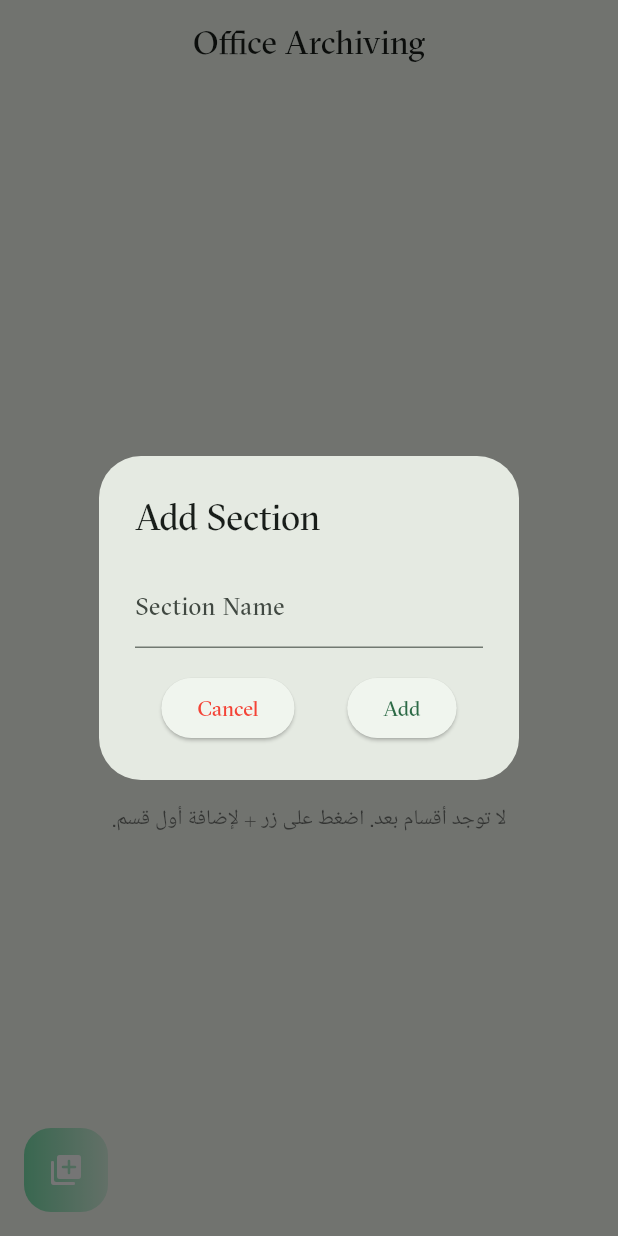
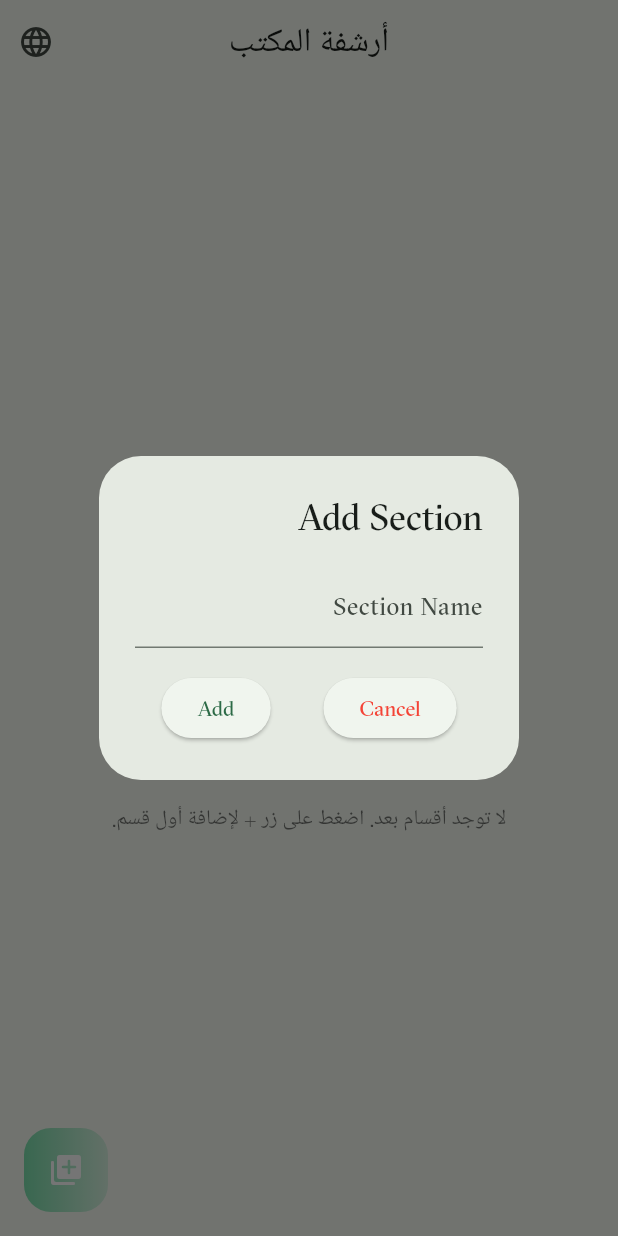
Before and after one commit to Mohamad-Adib-Tawil/office_archiving, a Flutter app: the screen it shows after launch, after a tap on the "library add" icon, on a phone screen of 412 x 824 dp. Run offline on Flutter 3.47's test engine with Material 3 defaults, Android fonts, the phone set to English and light mode, and no system bars; our stand-ins replace file_picker, flutter_bloc, image_picker, open_file, permission_handler, sqflite; missing offline and left inert: flutter_pdfview; accounts and stored records are empty.

Commit message:
add english & arabic support

````diff
--- /dev/null
+++ b/lib/cubit/locale_cubit/locale_cubit.dart
@@ -0,0 +1,16 @@
+import 'package:flutter/material.dart';
+import 'package:flutter_bloc/flutter_bloc.dart';
+
+class LocaleCubit extends Cubit<Locale> {
+  LocaleCubit() : super(const Locale('ar'));
+
+  void setLocale(Locale locale) => emit(locale);
+
+  void toggle() {
+    if (state.languageCode == 'ar') {
+      emit(const Locale('en'));
+    } else {
+      emit(const Locale('ar'));
+    }
+  }
+}
--- /dev/null
+++ b/lib/l10n/app_localizations.dart
@@ -0,0 +1,211 @@
+import 'dart:async';
+
+import 'package:flutter/foundation.dart';
+import 'package:flutter/widgets.dart';
+import 'package:flutter_localizations/flutter_localizations.dart';
+import 'package:intl/intl.dart' as intl;
+
+import 'app_localizations_ar.dart';
+import 'app_localizations_en.dart';
+
+// ignore_for_file: type=lint
+
+/// Callers can lookup localized strings with an instance of AppLocalizations
+/// returned by `AppLocalizations.of(context)`.
+///
+/// Applications need to include `AppLocalizations.delegate()` in their app's
+/// `localizationDelegates` list, and the locales they support in the app's
+/// `supportedLocales` list. For example:
+///
+/// ```dart
+/// import 'l10n/app_localizations.dart';
+///
+/// return MaterialApp(
+///   localizationsDelegates: AppLocalizations.localizationsDelegates,
+///   supportedLocales: AppLocalizations.supportedLocales,
+///   home: MyApplicationHome(),
+/// );
+/// ```
+///
+/// ## Update pubspec.yaml
+///
+/// Please make sure to update your pubspec.yaml to include the following
+/// packages:
+///
+/// ```yaml
+/// dependencies:
+///   # Internationalization support.
+///   flutter_localizations:
+///     sdk: flutter
+///   intl: any # Use the pinned version from flutter_localizations
+///
+///   # Rest of dependencies
+/// ```
+///
+/// ## iOS Applications
+///
+/// iOS applications define key application metadata, including supported
+/// locales, in an Info.plist file that is built into the application bundle.
+/// To configure the locales supported by your app, you’ll need to edit this
+/// file.
+///
+/// First, open your project’s ios/Runner.xcworkspace Xcode workspace file.
+/// Then, in the Project Navigator, open the Info.plist file under the Runner
+/// project’s Runner folder.
+///
+/// Next, select the Information Property List item, select Add Item from the
+/// Editor menu, then select Localizations from the pop-up menu.
+///
+/// Select and expand the newly-created Localizations item then, for each
+/// locale your application supports, add a new item and select the locale
+/// you wish to add from the pop-up menu in the Value field. This list should
+/// be consistent with the languages listed in the AppLocalizations.supportedLocales
+/// property.
+abstract class AppLocalizations {
+  AppLocalizations(String locale)
+      : localeName = intl.Intl.canonicalizedLocale(locale.toString());
+
+  final String localeName;
+
+  static AppLocalizations of(BuildContext context) {
+    return Localizations.of<AppLocalizations>(context, AppLocalizations)!;
+  }
+
+  static const LocalizationsDelegate<AppLocalizations> delegate =
+      _AppLocalizationsDelegate();
+
+  /// A list of this localizations delegate along with the default localizations
+  /// delegates.
+  ///
+  /// Returns a list of localizations delegates containing this delegate along with
+  /// GlobalMaterialLocalizations.delegate, GlobalCupertinoLocalizations.delegate,
+  /// and GlobalWidgetsLocalizations.delegate.
+  ///
+  /// Additional delegates can be added by appending to this list in
+  /// MaterialApp. This list does not have to be used at all if a custom list
+  /// of delegates is preferred or required.
+  static const List<LocalizationsDelegate<dynamic>> localizationsDelegates =
+      <LocalizationsDelegate<dynamic>>[
+    delegate,
+    GlobalMaterialLocalizations.delegate,
+    GlobalCupertinoLocalizations.delegate,
+    GlobalWidgetsLocalizations.delegate,
+  ];
+
+  /// A list of this localizations delegate's supported locales.
+  static const List<Locale> supportedLocales = <Locale>[
+    Locale('ar'),
+    Locale('en')
+  ];
+
+  /// No description provided for @appTitle.
+  ///
+  /// In en, this message translates to:
+  /// **'Office Archiving'**
+  String get appTitle;
+
+  /// No description provided for @splashMessage.
+  ///
+  /// In en, this message translates to:
+  /// **'Make Your Files Archived'**
+  String get splashMessage;
+
+  /// No description provided for @emptySectionsMessage.
+  ///
+  /// In en, this message translates to:
+  /// **'No sections yet. Tap + to add the first section.'**
+  String get emptySectionsMessage;
+
+  /// No description provided for @emptyItemsMessage.
+  ///
+  /// In en, this message translates to:
+  /// **'No items in this section yet'**
+  String get emptyItemsMessage;
+
+  /// No description provided for @optionsTitle.
+  ///
+  /// In en, this message translates to:
+  /// **'Options of the section'**
+  String get optionsTitle;
+
+  /// No description provided for @editName.
+  ///
+  /// In en, this message translates to:
+  /// **'Edit name'**
+  String get editName;
+
+  /// No description provided for @deleteSection.
+  ///
+  /// In en, this message translates to:
+  /// **'Delete the section'**
+  String get deleteSection;
+
+  /// No description provided for @cancel.
+  ///
+  /// In en, this message translates to:
+  /// **'Cancel'**
+  String get cancel;
+
+  /// No description provided for @searchItemsTitle.
+  ///
+  /// In en, this message translates to:
+  /// **'Search Items'**
+  String get searchItemsTitle;
+
+  /// No description provided for @searchLabel.
+  ///
+  /// In en, this message translates to:
+  /// **'Search'**
+  String get searchLabel;
+
+  /// No description provided for @noItemsFound.
+  ///
+  /// In en, this message translates to:
+  /// **'No items found.'**
+  String get noItemsFound;
+
+  /// No description provided for @fileErrorTitle.
+  ///
+  /// In en, this message translates to:
+  /// **'File Error'**
+  String get fileErrorTitle;
+
+  /// No description provided for @fileErrorBody.
+  ///
+  /// In en, this message translates to:
+  /// **'File is missing or invalid'**
+  String get fileErrorBody;
+}
+
+class _AppLocalizationsDelegate
+    extends LocalizationsDelegate<AppLocalizations> {
+  const _AppLocalizationsDelegate();
+
+  @override
+  Future<AppLocalizations> load(Locale locale) {
+    return SynchronousFuture<AppLocalizations>(lookupAppLocalizations(locale));
+  }
+
+  @override
+  bool isSupported(Locale locale) =>
+      <String>['ar', 'en'].contains(locale.languageCode);
+
+  @override
+  bool shouldReload(_AppLocalizationsDelegate old) => false;
+}
+
+AppLocalizations lookupAppLocalizations(Locale locale) {
+  // Lookup logic when only language code is specified.
+  switch (locale.languageCode) {
+    case 'ar':
+      return AppLocalizationsAr();
+    case 'en':
+      return AppLocalizationsEn();
+  }
+
+  throw FlutterError(
+      'AppLocalizations.delegate failed to load unsupported locale "$locale". This is likely '
+      'an issue with the localizations generation tool. Please file an issue '
+      'on GitHub with a reproducible sample app and the gen-l10n configuration '
+      'that was used.');
+}
--- a/lib/main.dart
+++ b/lib/main.dart
@@ -4,6 +4,9 @@ import 'package:office_archiving/cubit/item_section_cubit/item_section_cubit.dar
 import 'package:office_archiving/cubit/section_cubit/section_cubit.dart';
 import 'package:office_archiving/pages/splash.dart';
 import 'package:flutter_bloc/flutter_bloc.dart';
+import 'package:flutter_localizations/flutter_localizations.dart';
+import 'package:office_archiving/l10n/app_localizations.dart';
+import 'package:office_archiving/cubit/locale_cubit/locale_cubit.dart';
 
 import 'service/sqlite_service.dart';
 
@@ -22,16 +25,33 @@ class MyApp extends StatelessWidget {
       providers: [
         BlocProvider(create: (context) => SectionCubit(DatabaseService.instance)),
         BlocProvider(create: (context) => ItemSectionCubit(DatabaseService.instance)),
+        BlocProvider(create: (context) => LocaleCubit()),
       ],
-      child: MaterialApp(
+      child: Builder(builder: (context) {
+        final locale = context.select((LocaleCubit c) => c.state);
+        return MaterialApp(
         debugShowCheckedModeBanner: false,
         theme: ThemeData(
           colorScheme: ColorScheme.fromSeed(seedColor: kPrimaryColor),
           useMaterial3: true,
           fontFamily: kFontGTSectraFine,
         ),
+        // Localization setup
+        localizationsDelegates: [
+          AppLocalizations.delegate,
+          GlobalMaterialLocalizations.delegate,
+          GlobalWidgetsLocalizations.delegate,
+          GlobalCupertinoLocalizations.delegate,
+        ],
+        supportedLocales: const [
+          Locale('en'),
+          Locale('ar'),
+        ],
+        locale: locale,
+        onGenerateTitle: (context) => AppLocalizations.of(context)!.appTitle,
         home: const SplashView(),
-      ),
+      );
+      }),
     );
   }
 }
--- a/lib/pages/home_screen.dart
+++ b/lib/pages/home_screen.dart
@@ -31,9 +31,7 @@ class _HomeScreenState extends State<HomeScreen> {
   @override
   Widget build(BuildContext context) {
     log('.............................Building HomeScreen......................................');
-    return Directionality(
-      textDirection: TextDirection.rtl,
-      child: Scaffold(
+    return Scaffold(
       appBar: CustomAppBarWidgetApp(),
       floatingActionButton: const HomeFloatingActionButtonWidgetApp(
           // sectionCubit: sectionCubit,
@@ -57,7 +55,6 @@ class _HomeScreenState extends State<HomeScreen> {
           }
         },
       ),
-      ),
     );
   }
 }
--- a/lib/pages/splash.dart
+++ b/lib/pages/splash.dart
@@ -1,6 +1,7 @@
 import 'package:flutter/material.dart';
 import 'package:office_archiving/constants.dart';
 import 'package:office_archiving/pages/home_screen.dart';
+import 'package:office_archiving/l10n/app_localizations.dart';
 
 class SplashView extends StatefulWidget {
   const SplashView({super.key});
@@ -97,10 +98,10 @@ class SlidingText extends StatelessWidget {
         builder: (context, _) {
           return SlideTransition(
             position: slidingAnimation,
-            child: const Text(
-              'Make Your Files Archived',
+            child: Text(
+              AppLocalizations.of(context)!.splashMessage,
               textAlign: TextAlign.center,
-              style: TextStyle(fontWeight: FontWeight.w400, fontSize: 20),
+              style: const TextStyle(fontWeight: FontWeight.w400, fontSize: 20),
             ),
           );
         });
--- a/lib/widgets/custom_appbar_widget_app.dart
+++ b/lib/widgets/custom_appbar_widget_app.dart
@@ -1,5 +1,7 @@
 import 'package:flutter/material.dart';
-import 'package:office_archiving/constants.dart';
+import 'package:flutter_bloc/flutter_bloc.dart';
+import 'package:office_archiving/cubit/locale_cubit/locale_cubit.dart';
+import 'package:office_archiving/l10n/app_localizations.dart';
 
 class CustomAppBarWidgetApp extends StatelessWidget
     implements PreferredSizeWidget {
@@ -8,9 +10,34 @@ class CustomAppBarWidgetApp extends StatelessWidget
   });
   @override
   Widget build(BuildContext context) {
+    final locale = context.select((LocaleCubit c) => c.state);
     return AppBar(
-      title: const Text(kOfficeArchiving),
+      title: Text(AppLocalizations.of(context).appTitle),
       centerTitle: true,
+      actions: [
+        PopupMenuButton<String>(
+          icon: const Icon(Icons.language),
+          onSelected: (value) {
+            if (value == 'ar') {
+              context.read<LocaleCubit>().setLocale(const Locale('ar'));
+            } else if (value == 'en') {
+              context.read<LocaleCubit>().setLocale(const Locale('en'));
+            }
+          },
+          itemBuilder: (context) => [
+            CheckedPopupMenuItem(
+              value: 'ar',
+              checked: locale.languageCode == 'ar',
+              child: const Text('العربية'),
+            ),
+            CheckedPopupMenuItem(
+              value: 'en',
+              checked: locale.languageCode == 'en',
+              child: const Text('English'),
+            ),
+          ],
+        ),
+      ],
     );
   }
 
--- a/lib/widgets/section_list_view.dart
+++ b/lib/widgets/section_list_view.dart
@@ -5,6 +5,7 @@ import 'package:office_archiving/functions/handle_delete_section.dart';
 import 'package:office_archiving/functions/handle_rename_Section.dart';
 import 'package:office_archiving/models/section.dart';
 import 'package:office_archiving/pages/section_screen.dart';
+import 'package:office_archiving/l10n/app_localizations.dart';
 
 class SectionListView extends StatelessWidget {
   final List<Section> sections;
@@ -33,9 +34,9 @@ class SectionListView extends StatelessWidget {
                       // color: Colors.grey.withOpacity(0.5),
                     ),
                     const SizedBox(height: 12),
-                    const Text(
-                      'لا توجد أقسام بعد. اضغط على زر + لإضافة أول قسم.',
-                      style: TextStyle(fontSize: 14, color: Colors.black54),
+                    Text(
+                      AppLocalizations.of(context)!.emptySectionsMessage,
+                      style: const TextStyle(fontSize: 14, color: Colors.black54),
                       textAlign: TextAlign.center,
                     ),
                   ],
@@ -129,7 +130,7 @@ class SectionListView extends StatelessWidget {
       builder: (context) => AlertDialog(
         shape: RoundedRectangleBorder(borderRadius: BorderRadius.circular(20)),
         title: Text(
-          'options of the section',
+          AppLocalizations.of(context)!.optionsTitle,
           textAlign: TextAlign.center,
           style: TextStyle(
             color: kPrimaryColor,
@@ -141,7 +142,7 @@ class SectionListView extends StatelessWidget {
           children: [
             ListTile(
               leading: Icon(Icons.edit, color: kPrimaryColor),
-              title: const Text('edit name'),
+              title: Text(AppLocalizations.of(context)!.editName),
               onTap: () {
                 Navigator.pop(context);
                 handleRenameSection(
@@ -154,7 +155,7 @@ class SectionListView extends StatelessWidget {
             const Divider(height: 1),
             ListTile(
               leading: Icon(Icons.delete, color: Colors.red.shade700),
-              title: const Text('delete the section'),
+              title: Text(AppLocalizations.of(context)!.deleteSection),
               onTap: () {
                 Navigator.pop(context);
                 handleDeleteSection(context, sections[index]);
@@ -165,7 +166,7 @@ class SectionListView extends StatelessWidget {
         actions: [
           TextButton(
             onPressed: () => Navigator.pop(context),
-            child: Text('cancel', style: TextStyle(color: kPrimaryColor)),
+            child: Text(AppLocalizations.of(context)!.cancel, style: TextStyle(color: kPrimaryColor)),
           ),
         ],
       ),
--- a/pubspec.yaml
+++ b/pubspec.yaml
@@ -11,6 +11,8 @@ dependencies:
   cupertino_icons: ^1.0.2
   file_picker: 8.0.5
   flutter:
+    sdk: flutter
+  flutter_localizations:
     sdk: flutter
   flutter_bloc: ^9.1.0
   flutter_pdfview: ^1.3.2
@@ -37,6 +39,7 @@ flutter_launcher_icons:
 flutter:
 
   uses-material-design: true
+  generate: true
 
   assets:
     - assets/images/
````
Also changed, not shown: l10n.yaml (added, +7 -0 lines), l10n/app_ar.arb (added, +15 -0 lines), l10n/app_en.arb (added, +15 -0 lines), lib/l10n/app_ar.arb (added, +15 -0 lines), lib/l10n/app_en.arb (added, +15 -0 lines), lib/l10n/app_localizations_ar.dart (added, +50 -0 lines), lib/l10n/app_localizations_en.dart (added, +50 -0 lines), lib/pages/ItemSearchPage.dart (+4 -3 lines), lib/widgets/grid_view_items_success.dart (+8 -7 lines), pubspec.lock. Lines whose indentation alone changed are shown as unchanged.
